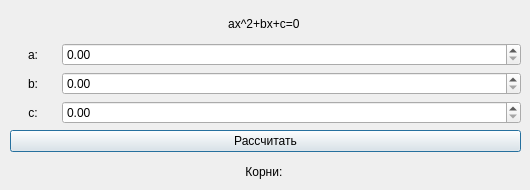
Above: Lab1/dialog.ui from BadCoder1337/QtLabs before the change. Below: the same form after it.
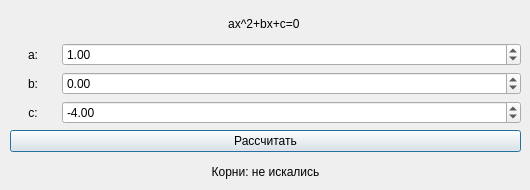
That is the form after the change.

The edit to the form file:
```diff
--- a/Lab1/dialog.ui
+++ b/Lab1/dialog.ui
@@ -73,7 +73,20 @@
        </widget>
       </item>
       <item>
-       <widget class="QDoubleSpinBox" name="doubleSpinBoxA"/>
+       <widget class="QDoubleSpinBox" name="doubleSpinBoxA">
+        <property name="minimum">
+         <double>-99999999.000000000000000</double>
+        </property>
+        <property name="maximum">
+         <double>99999999.000000000000000</double>
+        </property>
+        <property name="singleStep">
+         <double>0.500000000000000</double>
+        </property>
+        <property name="value">
+         <double>1.000000000000000</double>
+        </property>
+       </widget>
       </item>
      </layout>
     </item>
@@ -90,7 +103,17 @@
        </widget>
       </item>
       <item>
-       <widget class="QDoubleSpinBox" name="doubleSpinBoxB"/>
+       <widget class="QDoubleSpinBox" name="doubleSpinBoxB">
+        <property name="minimum">
+         <double>-99999999.000000000000000</double>
+        </property>
+        <property name="maximum">
+         <double>99999999.000000000000000</double>
+        </property>
+        <property name="singleStep">
+         <double>0.500000000000000</double>
+        </property>
+       </widget>
       </item>
      </layout>
     </item>
@@ -107,7 +130,20 @@
        </widget>
       </item>
       <item>
-       <widget class="QDoubleSpinBox" name="doubleSpinBoxC"/>
+       <widget class="QDoubleSpinBox" name="doubleSpinBoxC">
+        <property name="minimum">
+         <double>-99999999.000000000000000</double>
+        </property>
+        <property name="maximum">
+         <double>99999999.000000000000000</double>
+        </property>
+        <property name="singleStep">
+         <double>0.500000000000000</double>
+        </property>
+        <property name="value">
+         <double>-4.000000000000000</double>
+        </property>
+       </widget>
       </item>
      </layout>
     </item>
@@ -127,7 +163,7 @@
        </sizepolicy>
       </property>
       <property name="text">
-       <string>Корни: </string>
+       <string>Корни: не искались</string>
       </property>
       <property name="alignment">
        <set>Qt::AlignCenter</set>
```
